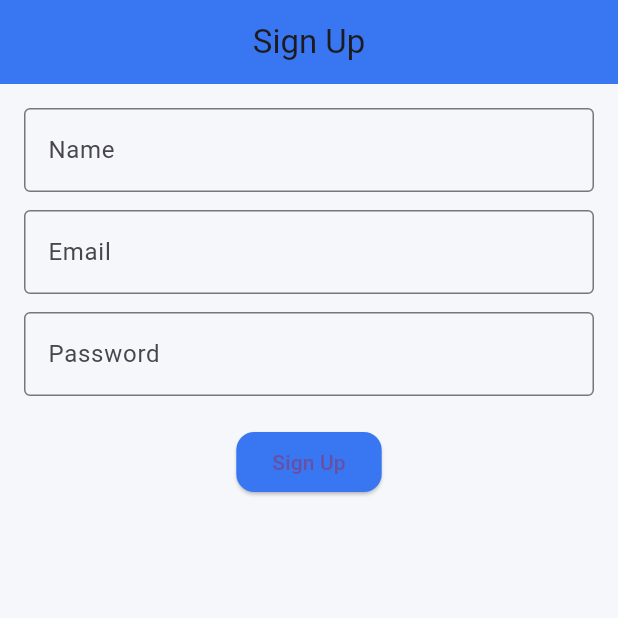
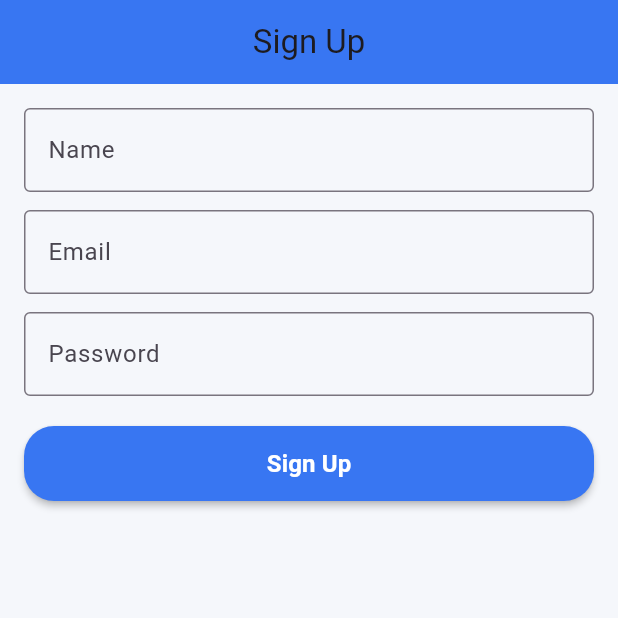
Before and after one commit to Waqas0343/to_do_app_reverpod, a Flutter app: the screen it shows after launch, after a tap on "Get Started", after a tap on "Don't have an account? Sign Up", on a phone screen of 412 x 824 dp, the top half of it. Run offline on Flutter 3.47's test engine with Material 3 defaults, Android fonts, the phone set to English and light mode, and no system bars; our stand-ins replace flutter_riverpod, go_router, shared_preferences.

Commit message:
ReverPod Learning

```diff
--- a/lib/core/widgets/custom_button.dart
+++ b/lib/core/widgets/custom_button.dart
@@ -1,17 +1,55 @@
 import 'package:flutter/material.dart';
+
 import '../theme/app_colors.dart';
 
 class CustomButton extends StatelessWidget {
-  final String text;
-  final VoidCallback onTap;
+  final String title;
+  final VoidCallback onPressed;
+  final double? width;
+  final double? height;
+  final bool isLoading;
+  final Color? color;
+  final TextStyle? textStyle;
 
-  const CustomButton({required this.text, required this.onTap, super.key});
+  const CustomButton({
+    super.key,
+    required this.title,
+    required this.onPressed,
+    this.width,
+    this.height = 50,
+    this.isLoading = false,
+    this.color,
+    this.textStyle,
+  });
 
   @override
   Widget build(BuildContext context) {
-    return ElevatedButton(
-      onPressed: onTap,
-      child: Text(text),
+    return SizedBox(
+      width: width ?? double.infinity,
+      height: height,
+      child: ElevatedButton(
+        style: ElevatedButton.styleFrom(
+          backgroundColor: color ?? AppColors.primary,
+          shape: RoundedRectangleBorder(
+            borderRadius: BorderRadius.circular(20.0),
+          ),
+          elevation: 2,
+        ),
+        onPressed: isLoading ? null : onPressed,
+        child: isLoading
+            ?  CircularProgressIndicator(
+          color: Colors.white,
+        )
+            : Text(
+            title,
+            style: textStyle ??
+                Theme.of(context).textTheme.titleSmall?.copyWith(
+                  color: AppColors.textLight,
+                  fontSize: 16,
+                  fontWeight: FontWeight.w600,
+                )
+        ),
+      ),
     );
   }
 }
--- a/lib/features/todo/presentation/providers/login_rev_provider.dart
+++ b/lib/features/todo/presentation/providers/login_rev_provider.dart
@@ -2,6 +2,7 @@ import 'package:flutter/material.dart';
 import 'package:flutter_riverpod/flutter_riverpod.dart';
 import 'package:flutter_riverpod/legacy.dart';
 import 'package:go_router/go_router.dart';
+import 'package:to_do_app_reverpod/routes/routes.dart';
 import '../../../../main.dart';
 
 class LoginController extends StateNotifier<void> {
@@ -19,12 +20,12 @@ class LoginController extends StateNotifier<void> {
     final prefs = ref.read(sharedPreferencesProvider);
     await prefs.setBool('logged_in', true);
     if (context.mounted) {
-      context.go('/home');
+      context.go(AppRoutes.homeScreen);
     }
   }
 
   void goToSignUp(BuildContext context) {
-    context.go('/signup');
+    context.go(AppRoutes.signupScreen);
   }
 }
 
--- a/lib/features/todo/presentation/providers/onboarding_rev_provider.dart
+++ b/lib/features/todo/presentation/providers/onboarding_rev_provider.dart
@@ -2,13 +2,14 @@ import 'package:flutter/material.dart';
 import 'package:flutter_riverpod/flutter_riverpod.dart';
 import 'package:flutter_riverpod/legacy.dart';
 import 'package:go_router/go_router.dart';
+import 'package:to_do_app_reverpod/routes/routes.dart';
 
 class OnboardingController extends StateNotifier<void> {
   final Ref ref;
   OnboardingController(this.ref) : super(null);
 
   void goToLogin(BuildContext context) {
-    context.go('/login');
+    context.go(AppRoutes.loginAuthScreen);
   }
 }
 
--- a/lib/features/todo/presentation/providers/splash_rev_provider.dart
+++ b/lib/features/todo/presentation/providers/splash_rev_provider.dart
@@ -3,6 +3,7 @@ import 'package:flutter_riverpod/flutter_riverpod.dart';
 import 'package:flutter_riverpod/legacy.dart';
 import 'package:go_router/go_router.dart';
 import '../../../../main.dart';
+import '../../../../routes/routes.dart';
 
 class SplashController extends StateNotifier<void> {
   final Ref ref;
@@ -15,11 +16,11 @@ class SplashController extends StateNotifier<void> {
 
     if (firstTime) {
       await prefs.setBool('first_time', false);
-      return '/intro';
+      return AppRoutes.introScreen;
     } else if (loggedIn) {
-      return '/home';
+      return AppRoutes.homeScreen;
     } else {
-      return '/login';
+      return AppRoutes.loginAuthScreen;
     }
   }
   Future<void> navigate(BuildContext context) async {
--- a/lib/features/todo/presentation/screens/add_edit_todo_screen.dart
+++ b/lib/features/todo/presentation/screens/add_edit_todo_screen.dart
@@ -24,17 +24,15 @@ class AddEditTodoScreen extends ConsumerWidget {
             CustomTextField(controller: controller, hint: "Todo Title"),
             SizedBox(height: 20),
             CustomButton(
-              text: "Save",
-              onTap: () {
+              title: "Save",
+              onPressed: () {
                 final title = controller.text.trim();
                 if (title.isEmpty) return;
-
                 if (todo != null) {
                   ref.read(todoListProvider.notifier).updateTodo(todo!.id, title);
                 } else {
                   ref.read(todoListProvider.notifier).addTodo(title);
                 }
-
                 Navigator.pop(context);
               },
             ),
--- a/lib/features/todo/presentation/screens/home_screen.dart
+++ b/lib/features/todo/presentation/screens/home_screen.dart
@@ -1,5 +1,7 @@
 import 'package:flutter/material.dart';
 import 'package:flutter_riverpod/flutter_riverpod.dart';
+import 'package:go_router/go_router.dart';
+import 'package:to_do_app_reverpod/routes/routes.dart';
 import '../../../../core/widgets/custom_button.dart';
 import '../providers/todo_provider.dart';
 import 'add_edit_todo_screen.dart';
@@ -45,8 +47,8 @@ class HomeScreen extends ConsumerWidget {
           Padding(
             padding: const EdgeInsets.all(16.0),
             child: CustomButton(
-              text: "Add Todo",
-              onTap: () => Navigator.pushNamed(context, '/add'),
+              title: "Add Todo",
+              onPressed: () => context.go(AppRoutes.addNotesScreen),
             ),
           ),
         ],
--- a/lib/features/todo/presentation/screens/login_screen.dart
+++ b/lib/features/todo/presentation/screens/login_screen.dart
@@ -22,8 +22,8 @@ class LoginScreen extends ConsumerWidget {
             CustomTextField(controller: controller.passwordController, hint: "Password"),
              SizedBox(height: 20),
             CustomButton(
-              text: "Login",
-              onTap: () {
+              title: "Login",
+              onPressed: () {
                 ref.read(loginControllerProvider.notifier).login( context, controller.emailController.text.trim(), controller.passwordController.text.trim(), );
               }
             ),
--- a/lib/features/todo/presentation/screens/onboarding_screen.dart
+++ b/lib/features/todo/presentation/screens/onboarding_screen.dart
@@ -18,8 +18,8 @@ class OnboardingScreen extends ConsumerWidget {
           ),
            SizedBox(height: 20),
           CustomButton(
-            text: "Get Started",
-            onTap: () {
+            title: "Get Started",
+            onPressed: () {
               ref.read(onboardingControllerProvider.notifier).goToLogin(context);
             },
           ),
--- a/lib/features/todo/presentation/screens/signup_screen.dart
+++ b/lib/features/todo/presentation/screens/signup_screen.dart
@@ -1,4 +1,5 @@
 import 'package:flutter/material.dart';
+import 'package:to_do_app_reverpod/routes/routes.dart';
 import '../../../../core/widgets/custom_button.dart';
 import '../../../../core/widgets/custom_textfield.dart';
 
@@ -14,7 +15,7 @@ class SignupScreen extends StatelessWidget {
     return Scaffold(
       appBar: AppBar(title: Text("Sign Up")),
       body: Padding(
-        padding: const EdgeInsets.all(16.0),
+        padding:  EdgeInsets.all(16.0),
         child: Column(
           children: [
             CustomTextField(controller: nameController, hint: "Name"),
@@ -24,8 +25,8 @@ class SignupScreen extends StatelessWidget {
             CustomTextField(controller: passwordController, hint: "Password"),
             SizedBox(height: 20),
             CustomButton(
-              text: "Sign Up",
-              onTap: () => Navigator.pushNamed(context, '/home'),
+              title: "Sign Up",
+              onPressed: () => Navigator.pushNamed(context, AppRoutes.homeScreen),
             ),
           ],
         ),
--- a/lib/routes/app_router.dart
+++ b/lib/routes/app_router.dart
@@ -1,4 +1,5 @@
 import 'package:go_router/go_router.dart';
+import 'package:to_do_app_reverpod/routes/routes.dart';
 import '../features/todo/presentation/screens/onboarding_screen.dart';
 import '../features/todo/presentation/screens/splash_screen.dart';
 import '../features/todo/presentation/screens/login_screen.dart';
@@ -7,31 +8,31 @@ import '../features/todo/presentation/screens/home_screen.dart';
 import '../features/todo/presentation/screens/add_edit_todo_screen.dart';
 
 final GoRouter appRouter = GoRouter(
-  initialLocation: '/',
+  initialLocation:  AppRoutes.splash,
   routes: [
     GoRoute(
-      path: '/',
+      path: AppRoutes.splash,
       builder: (context, state) =>  SplashScreen(),
     ),
     GoRoute(
-      path: '/intro',
+      path: AppRoutes.introScreen,
       builder: (context, state) =>  OnboardingScreen(),
     ),
 
     GoRoute(
-      path: '/login',
+      path: AppRoutes.loginAuthScreen,
       builder: (context, state) => LoginScreen(),
     ),
     GoRoute(
-      path: '/signup',
+      path: AppRoutes.signupScreen,
       builder: (context, state) => SignupScreen(),
     ),
     GoRoute(
-      path: '/home',
+      path:AppRoutes.homeScreen,
       builder: (context, state) =>  HomeScreen(),
     ),
     GoRoute(
-      path: '/add',
+      path: AppRoutes.addNotesScreen,
       builder: (context, state) => AddEditTodoScreen(),
     ),
   ],
--- /dev/null
+++ b/lib/routes/routes.dart
@@ -0,0 +1,11 @@
+class AppRoutes {
+  AppRoutes._();
+
+  static const String splash = '/splash';
+  static const String introScreen = '/intro';
+  static const String loginAuthScreen = '/login';
+  static const String signupScreen = '/signup';
+  static const String homeScreen = '/home';
+  static const String addNotesScreen = '/add';
+
+}
```
